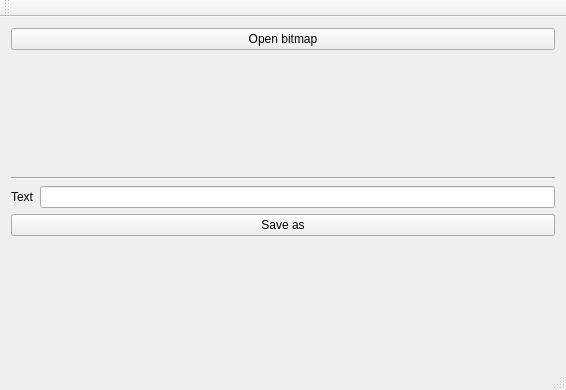
Old version of the form MainWindow.ui in the repository aleksey-yaroslavcev/putTextIntoBitmap.
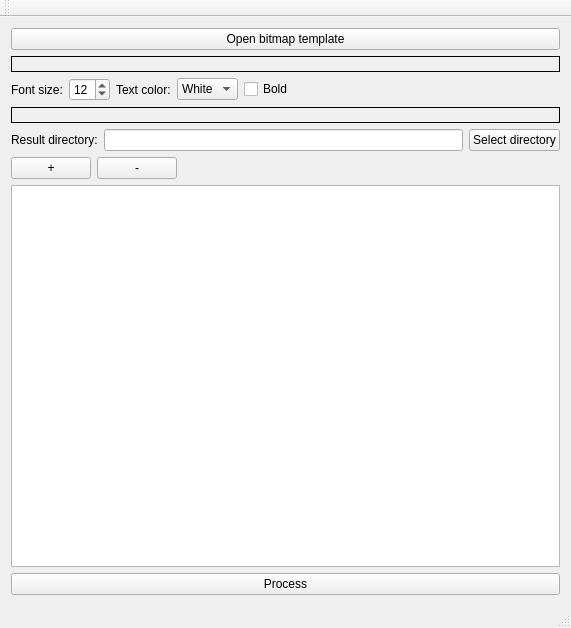
New version of the form.

Commit message: preparations for batch creation

```diff
--- a/MainWindow.ui
+++ b/MainWindow.ui
@@ -6,8 +6,8 @@
    <rect>
     <x>0</x>
     <y>0</y>
-    <width>566</width>
-    <height>390</height>
+    <width>571</width>
+    <height>628</height>
    </rect>
   </property>
   <property name="windowTitle">
@@ -18,17 +18,14 @@
     <item>
      <widget class="QPushButton" name="butOpen">
       <property name="text">
-       <string>Open bitmap</string>
+       <string>Open bitmap template</string>
       </property>
      </widget>
     </item>
     <item>
      <widget class="QLabel" name="laImage">
-      <property name="sizePolicy">
-       <sizepolicy hsizetype="MinimumExpanding" vsizetype="MinimumExpanding">
-        <horstretch>0</horstretch>
-        <verstretch>0</verstretch>
-       </sizepolicy>
+      <property name="frameShape">
+       <enum>QFrame::Box</enum>
       </property>
       <property name="text">
        <string/>
@@ -42,43 +39,74 @@
      </widget>
     </item>
     <item>
-     <widget class="Line" name="line">
-      <property name="orientation">
-       <enum>Qt::Horizontal</enum>
-      </property>
-     </widget>
-    </item>
-    <item>
-     <layout class="QFormLayout" name="formLayout">
-      <property name="verticalSpacing">
-       <number>1</number>
-      </property>
-      <item row="0" column="1">
-       <widget class="QLineEdit" name="leText"/>
+     <layout class="QHBoxLayout" name="horizontalLayout_3">
+      <item>
+       <widget class="QLabel" name="label_2">
+        <property name="text">
+         <string>Font size:</string>
+        </property>
+       </widget>
       </item>
-      <item row="0" column="0">
-       <widget class="QLabel" name="label">
+      <item>
+       <widget class="QSpinBox" name="spinFontSize">
+        <property name="minimum">
+         <number>1</number>
+        </property>
+        <property name="maximum">
+         <number>20</number>
+        </property>
+        <property name="value">
+         <number>12</number>
+        </property>
+       </widget>
+      </item>
+      <item>
+       <widget class="QLabel" name="label_3">
         <property name="text">
-         <string>Text</string>
+         <string>Text color:</string>
         </property>
        </widget>
       </item>
+      <item>
+       <widget class="QComboBox" name="cobTextColor">
+        <item>
+         <property name="text">
+          <string>White</string>
+         </property>
+        </item>
+        <item>
+         <property name="text">
+          <string>Black</string>
+         </property>
+        </item>
+       </widget>
+      </item>
+      <item>
+       <widget class="QCheckBox" name="chbIsBold">
+        <property name="text">
+         <string>Bold</string>
+        </property>
+       </widget>
+      </item>
+      <item>
+       <spacer name="horizontalSpacer_2">
+        <property name="orientation">
+         <enum>Qt::Horizontal</enum>
+        </property>
+        <property name="sizeHint" stdset="0">
+         <size>
+          <width>40</width>
+          <height>20</height>
+         </size>
+        </property>
+       </spacer>
+      </item>
      </layout>
     </item>
-    <item>
-     <widget class="QPushButton" name="butSaveAs">
-      <property name="text">
-       <string>Save as</string>
-      </property>
-     </widget>
-    </item>
     <item>
      <widget class="QLabel" name="laResultImage">
-      <property name="sizePolicy">
-       <sizepolicy hsizetype="Preferred" vsizetype="MinimumExpanding">
-        <horstretch>0</horstretch>
-        <verstretch>0</verstretch>
-       </sizepolicy>
+      <property name="frameShape">
+       <enum>QFrame::Box</enum>
       </property>
       <property name="text">
        <string/>
@@ -88,6 +116,72 @@
       </property>
      </widget>
     </item>
+    <item>
+     <layout class="QHBoxLayout" name="horizontalLayout">
+      <item>
+       <widget class="QLabel" name="label">
+        <property name="text">
+         <string>Result directory:</string>
+        </property>
+       </widget>
+      </item>
+      <item>
+       <widget class="QLineEdit" name="leResultDirectory">
+        <property name="readOnly">
+         <bool>true</bool>
+        </property>
+       </widget>
+      </item>
+      <item>
+       <widget class="QPushButton" name="butSelectDirectory">
+        <property name="text">
+         <string>Select directory</string>
+        </property>
+       </widget>
+      </item>
+     </layout>
+    </item>
+    <item>
+     <layout class="QHBoxLayout" name="horizontalLayout_2">
+      <item>
+       <widget class="QPushButton" name="butPlus">
+        <property name="text">
+         <string>+</string>
+        </property>
+       </widget>
+      </item>
+      <item>
+       <widget class="QPushButton" name="butMinus">
+        <property name="text">
+         <string>-</string>
+        </property>
+       </widget>
+      </item>
+      <item>
+       <spacer name="horizontalSpacer">
+        <property name="orientation">
+         <enum>Qt::Horizontal</enum>
+        </property>
+        <property name="sizeHint" stdset="0">
+         <size>
+          <width>40</width>
+          <height>20</height>
+         </size>
+        </property>
+       </spacer>
+      </item>
+     </layout>
+    </item>
+    <item>
+     <widget class="QTableView" name="tableView"/>
+    </item>
+    <item>
+     <widget class="QPushButton" name="butProcess">
+      <property name="text">
+       <string>Process</string>
+      </property>
+     </widget>
+    </item>
    </layout>
   </widget>
   <widget class="QMenuBar" name="menuBar">
```
Left out of the diff: 2 changed lines with no effect on the pictures. The commit also changes 2 other files.
